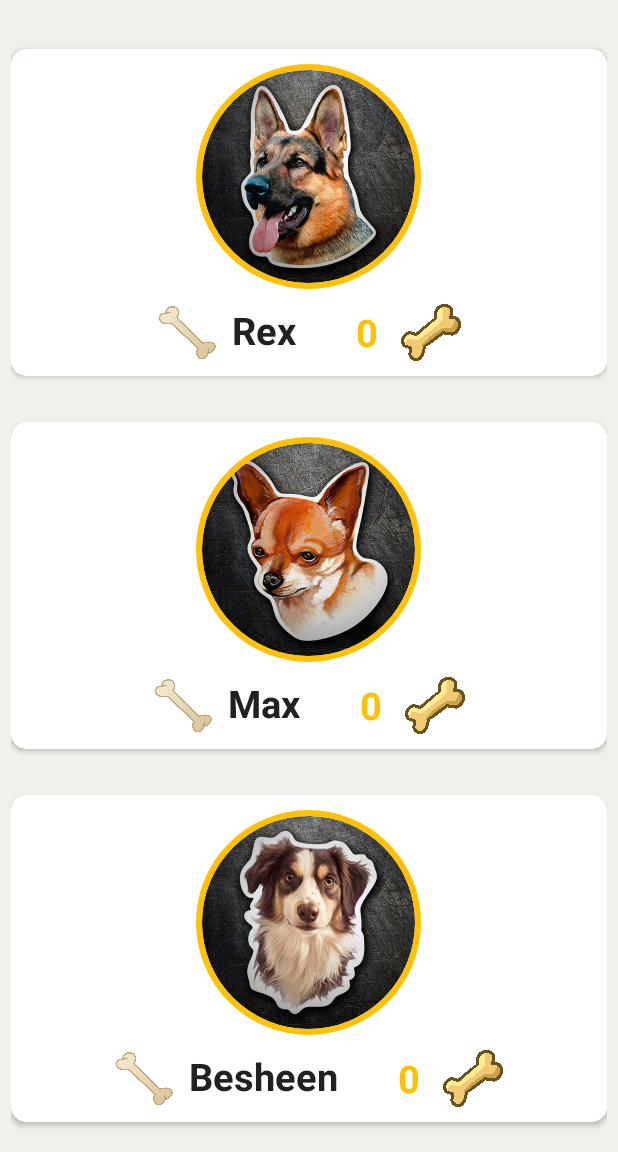
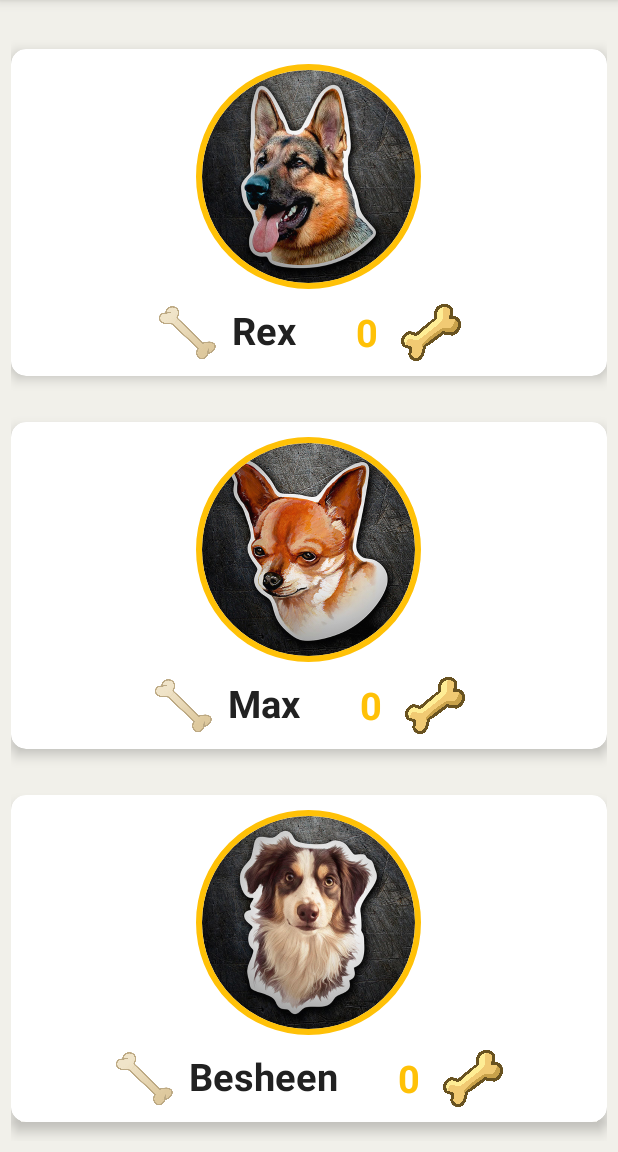
Before and after one commit to cderian/Petagram-S4, an Android app: the RatedPatesActivity screen opened directly, with no data from a screen before it, on a phone screen of 412 x 824 dp, the part 84-1236 px from its top. Run offline under Robolectric (Android 15) with nearby library versions, the phone set to English and light mode, and no system bars; libraries missing offline, so code that uses them is left out: com.mikhaellopez.circularimageview; plain views replace CircularImageView.

Commit message:
fix details

```diff
--- a/Petagram/app/src/main/AndroidManifest.xml
+++ b/Petagram/app/src/main/AndroidManifest.xml
@@ -6,7 +6,7 @@
 
     <application
         android:allowBackup="true"
-        android:icon="@drawable/logo_petagram"
+        android:icon="@drawable/petagram"
         android:label="@string/app_name"
         android:roundIcon="@mipmap/ic_launcher_round"
         android:supportsRtl="true"
--- a/Petagram/app/src/main/res/layout/actionbar.xml
+++ b/Petagram/app/src/main/res/layout/actionbar.xml
@@ -8,7 +8,8 @@
     android:theme="@style/ThemeOverlay.AppCompat.ActionBar"
     app:popupTheme="@style/ThemeOverlay.AppCompat.ActionBar"
     app:titleTextColor="@color/colorText"
-    android:layout_centerHorizontal="true">
+    android:layout_centerHorizontal="true"
+    android:elevation="@dimen/actionbar_elevation">
 
     <androidx.appcompat.widget.AppCompatTextView
         android:layout_width="match_parent"
--- a/Petagram/app/src/main/res/layout/actionbar_about.xml
+++ b/Petagram/app/src/main/res/layout/actionbar_about.xml
@@ -8,7 +8,8 @@
     android:theme="@style/ThemeOverlay.AppCompat.ActionBar"
     app:popupTheme="@style/ThemeOverlay.AppCompat.ActionBar"
     app:titleTextColor="@color/colorText"
-    android:layout_centerHorizontal="true">
+    android:layout_centerHorizontal="true"
+    android:elevation="@dimen/actionbar_elevation">
 
     <androidx.appcompat.widget.AppCompatTextView
         android:layout_width="match_parent"
--- a/Petagram/app/src/main/res/layout/actionbar_contacto.xml
+++ b/Petagram/app/src/main/res/layout/actionbar_contacto.xml
@@ -8,7 +8,8 @@
     android:theme="@style/ThemeOverlay.AppCompat.ActionBar"
     app:popupTheme="@style/ThemeOverlay.AppCompat.ActionBar"
     app:titleTextColor="@color/colorText"
-    android:layout_centerHorizontal="true">
+    android:layout_centerHorizontal="true"
+    android:elevation="@dimen/actionbar_elevation">
 
     <androidx.appcompat.widget.AppCompatTextView
         android:layout_width="match_parent"
--- a/Petagram/app/src/main/res/layout/cardview_pet.xml
+++ b/Petagram/app/src/main/res/layout/cardview_pet.xml
@@ -9,7 +9,8 @@
     android:elevation="4dp"
     android:layout_marginTop="15dp"
     android:layout_marginBottom="15dp"
-    card_view:cardCornerRadius="@dimen/cardview_corner">
+    card_view:cardCornerRadius="@dimen/cardview_corner"
+    card_view:cardElevation="@dimen/cardview_elevation">
 
     <LinearLayout
         android:layout_width="match_parent"
@@ -22,7 +23,7 @@
             android:id="@+id/imgPetCdVw"
             android:layout_width="@dimen/cardview_image"
             android:layout_height="@dimen/cardview_image"
-            android:src="@drawable/logo_petagram"
+            android:src="@drawable/petagram"
             android:scaleType="centerCrop"
             android:layout_gravity="center_horizontal"
             app:civ_border_color="@color/colorAccent"
--- a/Petagram/app/src/main/res/layout/cardview_pet_fragment.xml
+++ b/Petagram/app/src/main/res/layout/cardview_pet_fragment.xml
@@ -8,7 +8,8 @@
     android:layout_height="wrap_content"
     android:elevation="4dp"
     android:layout_marginBottom="@dimen/cardview_margin"
-    card_view:cardCornerRadius="@dimen/cardview_corner">
+    card_view:cardCornerRadius="@dimen/cardview_corner"
+    card_view:cardElevation="@dimen/cardview_elevation">
 
     <LinearLayout
         android:layout_width="match_parent"
@@ -20,7 +21,7 @@
             android:id="@+id/imgPetCdVw"
             android:layout_width="70dp"
             android:layout_height="70dp"
-            android:src="@drawable/logo_petagram"
+            android:src="@drawable/petagram"
             android:scaleType="centerCrop"
             android:layout_gravity="center_horizontal"
             app:civ_border_color="@color/colorAccent"
--- a/Petagram/app/src/main/res/layout/fragment_pet.xml
+++ b/Petagram/app/src/main/res/layout/fragment_pet.xml
@@ -16,7 +16,7 @@
         android:id="@+id/imagePet"
         android:layout_width="@dimen/cardview_image"
         android:layout_height="@dimen/cardview_image"
-        android:src="@drawable/logo_petagram"
+        android:src="@drawable/petagram"
         android:scaleType="centerCrop"
         android:layout_gravity="center_horizontal"
         app:civ_border_color="@color/colorAccent"
--- a/Petagram/app/src/main/res/values/dimens.xml
+++ b/Petagram/app/src/main/res/values/dimens.xml
@@ -7,6 +7,8 @@
     <dimen name="cardview_text">25dp</dimen>
     <dimen name="cardview_image">150dp</dimen>
     <dimen name="cardview_image_like">15dp</dimen>
+    <dimen name="actionbar_elevation">5dp</dimen>
+    <dimen name="cardview_elevation">5dp</dimen>
 
     <dimen name="margin_input">18dp</dimen>
     <dimen name="corner_input_box">10dp</dimen>
```
Also changed, not shown: Petagram/app/src/main/res/drawable-hdpi/logo_petagram.png (deleted), Petagram/app/src/main/res/drawable-hdpi/petagram.png (added), Petagram/app/src/main/res/drawable-mdpi/logo_petagram.png (deleted), Petagram/app/src/main/res/drawable-mdpi/petagram.png (added), Petagram/app/src/main/res/drawable-xhdpi/logo_petagram.png (deleted), Petagram/app/src/main/res/drawable-xhdpi/petagram.png (added), Petagram/app/src/main/res/drawable-xxhdpi/logo_petagram.png (deleted), Petagram/app/src/main/res/drawable-xxhdpi/petagram.png (added), Petagram/app/src/main/res/drawable-xxxhdpi/logo_petagram.png (deleted), Petagram/app/src/main/res/drawable-xxxhdpi/petagram.png (added).
